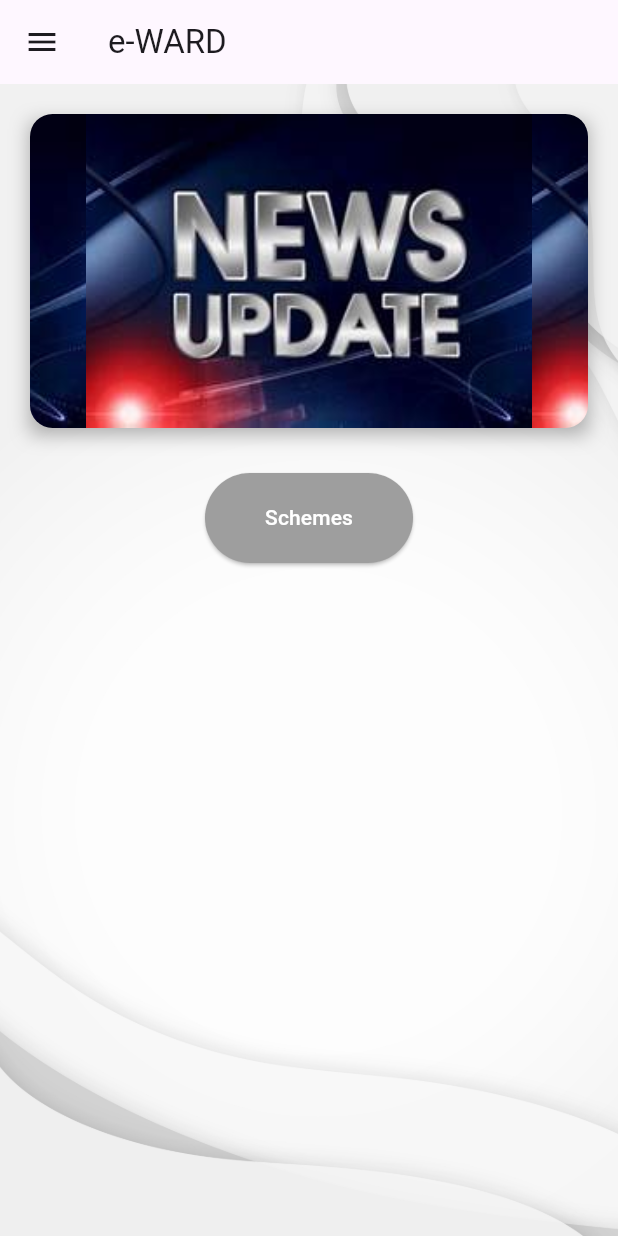
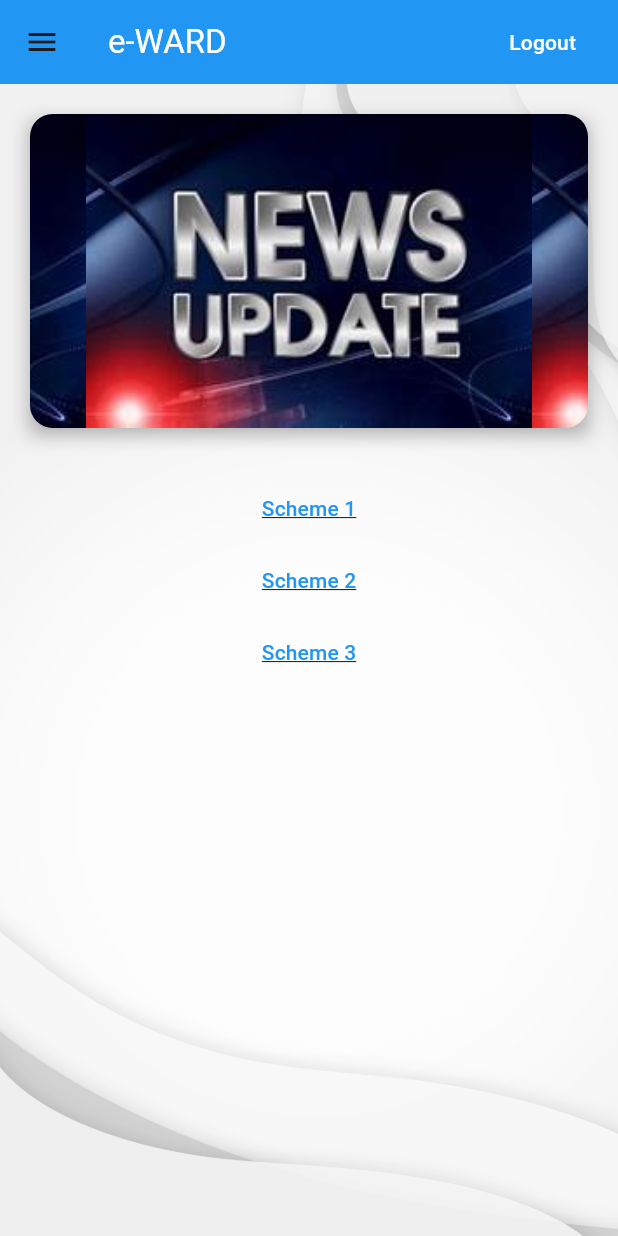
Before and after one commit to Psarx/WardConnect, a Flutter app: the MyHomePage screen opened directly, on a phone screen of 412 x 824 dp. Run offline on Flutter 3.47's test engine with Material 3 defaults, Android fonts, the phone set to English and light mode, and no system bars; drawn by our look-alikes of carousel_slider; our stand-ins replace shared_preferences; accounts and stored records are empty.

Commit message:
home changed

```diff
--- a/ward_connect/lib/screens/home_screen.dart
+++ b/ward_connect/lib/screens/home_screen.dart
@@ -51,7 +51,25 @@ class _MyHomePageState extends State<MyHomePage> {
       backgroundColor: Colors.transparent, // Ensure background image visibility
 
       appBar: AppBar(
-        title: Text('e-WARD'),
+        backgroundColor: Colors.blue, // Change the color of the task bar
+        title: Row(
+          mainAxisAlignment: MainAxisAlignment.spaceBetween,
+          children: [
+            Text(
+              'e-WARD',
+              style: TextStyle(color: Colors.white),
+            ),
+            TextButton(
+              onPressed: () {
+                // Handle logout button press
+              },
+              child: Text(
+                'Logout',
+                style: TextStyle(color: Colors.white),
+              ),
+            ),
+          ],
+        ),
         leading: IconButton(
           icon: Icon(Icons.menu),
           onPressed: () => scaffoldKey.currentState!.openDrawer(),
@@ -112,6 +130,20 @@ class _MyHomePageState extends State<MyHomePage> {
                 );
               },
             ),
+            ListTile(
+              title: Text('All Schemes'),
+              onTap: () {
+                // Handle navigation to Complaints & Enquiry page (replace with your implementation)
+                Navigator.pop(context); // Close drawer
+              },
+            ),
+            ListTile(
+              title: Text('Log Out'),
+              onTap: () {
+                // Handle navigation to Complaints & Enquiry page (replace with your implementation)
+                Navigator.pop(context); // Close drawer
+              },
+            ),
           ],
         ),
       ),
@@ -166,51 +198,49 @@ class _MyHomePageState extends State<MyHomePage> {
                 ),
                 SizedBox(height: 30.0),
 
-                // Row for dummy text components (full width)
-                Column(
-                  mainAxisAlignment:
-                      MainAxisAlignment.spaceEvenly, // Distribute evenly
+                // Scrollable list of schemes
+                Expanded(
+                  child: ListView(
                     children: [
-                    ElevatedButton(
-                      onPressed: () {},
+                      TextButton(
+                        onPressed: () {
+                          // Handle navigation to Scheme 1
+                        },
                         child: Text(
-                        'Schemes',
+                          'Scheme 1',
                           style: TextStyle(
-                          color: Colors.white, // Add color to the text
-                        ),
-                      ),
-                      style: ElevatedButton.styleFrom(
-                        padding: EdgeInsets.symmetric(
-                          horizontal: 40.0,
-                          vertical: 20.0,
-                        ),
-                        // Change primary to background
-                        backgroundColor: Colors.grey,
-                        shape: RoundedRectangleBorder(
-                          borderRadius: BorderRadius.circular(30.0),
+                            color: Colors.blue,
+                            decoration: TextDecoration.underline,
                           ),
                         ),
                       ),
-                    SizedBox(height: 20.0),
-                    /*ElevatedButton(
-                     onPressed: () {},
+                      TextButton(
+                        onPressed: () {
+                          // Handle navigation to Scheme 2
+                        },
                         child: Text(
-                        'Testimony Certificate',
+                          'Scheme 2',
                           style: TextStyle(
-                          color: Colors.white, // Add color to the text
+                            color: Colors.blue,
+                            decoration: TextDecoration.underline,
                           ),
                         ),
-                      style: ElevatedButton.styleFrom(
-                        padding: EdgeInsets.symmetric(
-                            horizontal: 20.0, vertical: 20.0),
-                        // Change primary to background
-                        backgroundColor: Colors.grey,
-                        shape: RoundedRectangleBorder(
-                          borderRadius: BorderRadius.circular(30.0),
+                      ),
+                      TextButton(
+                        onPressed: () {
+                          // Handle navigation to Scheme 3
+                        },
+                        child: Text(
+                          'Scheme 3',
+                          style: TextStyle(
+                            color: Colors.blue,
+                            decoration: TextDecoration.underline,
                           ),
                         ),
-                    ),*/
+                      ),
+                      // Add more buttons for other schemes
                     ],
+                  ),
                 ),
               ],
             ),
@@ -220,3 +250,4 @@ class _MyHomePageState extends State<MyHomePage> {
     );
   }
 }
+//
```
Lines whose indentation alone changed are shown as unchanged.
